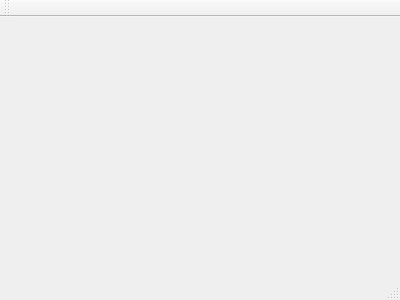
Above: Talisman/talismangame.ui from EdgeInfinity/Comp345Project before the change. Below: the same form after it.
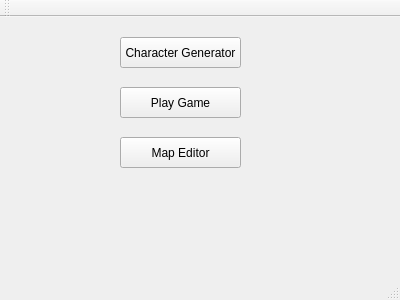
That is the form after the change.

Commit message: added simple character and map classes

Diff of the .ui file:
```diff
--- a/Talisman/talismangame.ui
+++ b/Talisman/talismangame.ui
@@ -13,7 +13,47 @@
   <property name="windowTitle">
    <string>TalismanGame</string>
   </property>
-  <widget class="QWidget" name="centralWidget"/>
+  <widget class="QWidget" name="centralWidget">
+   <widget class="QPushButton" name="pushButton">
+    <property name="geometry">
+     <rect>
+      <x>120</x>
+      <y>20</y>
+      <width>121</width>
+      <height>31</height>
+     </rect>
+    </property>
+    <property name="text">
+     <string>Character Generator</string>
+    </property>
+   </widget>
+   <widget class="QPushButton" name="pushButton_2">
+    <property name="geometry">
+     <rect>
+      <x>120</x>
+      <y>70</y>
+      <width>121</width>
+      <height>31</height>
+     </rect>
+    </property>
+    <property name="text">
+     <string>Play Game</string>
+    </property>
+   </widget>
+   <widget class="QPushButton" name="pushButton_3">
+    <property name="geometry">
+     <rect>
+      <x>120</x>
+      <y>120</y>
+      <width>121</width>
+      <height>31</height>
+     </rect>
+    </property>
+    <property name="text">
+     <string>Map Editor</string>
+    </property>
+   </widget>
+  </widget>
   <widget class="QMenuBar" name="menuBar">
    <property name="geometry">
     <rect>
```
The commit also changes 11 other files.
